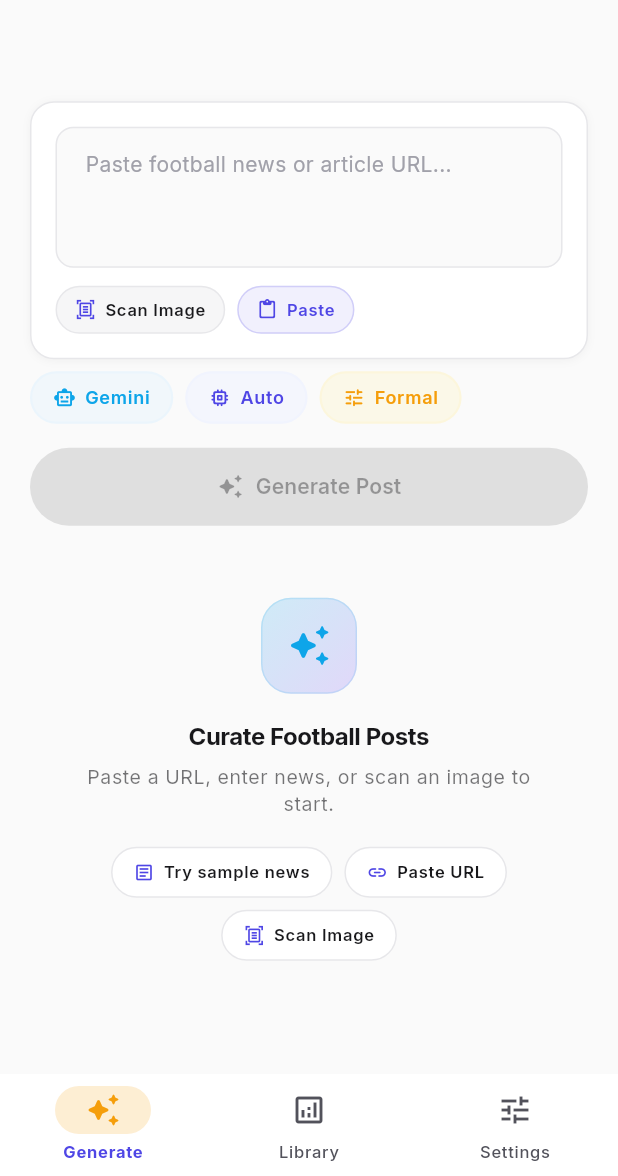
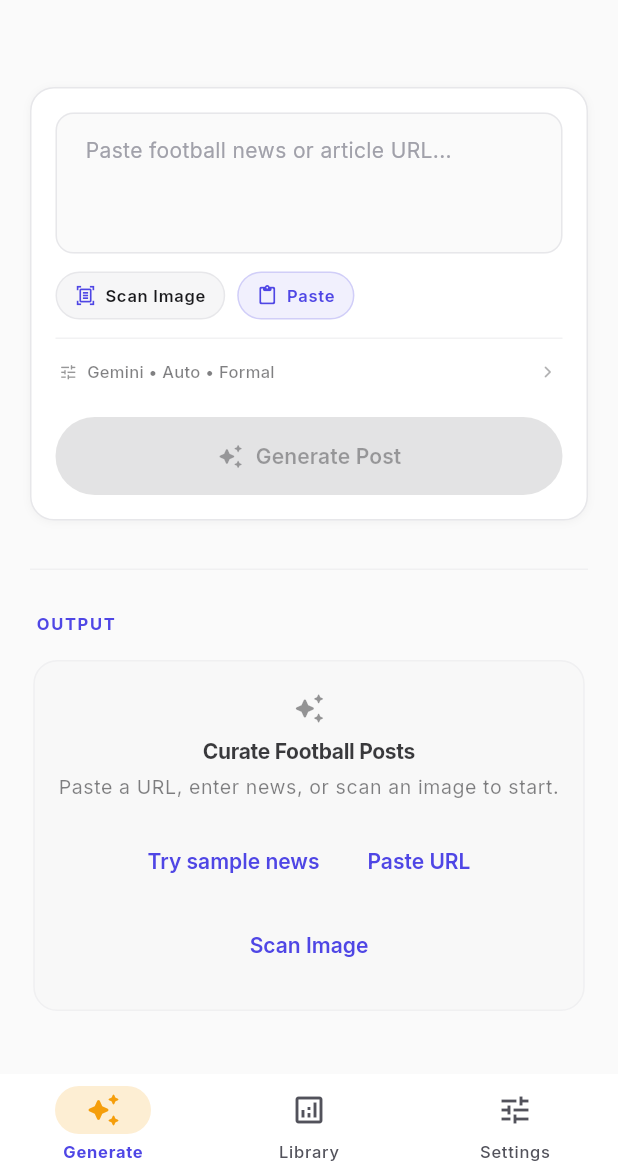
Before and after one commit to NaimNajmios/oreamnosv2, a Flutter app: the screen it shows after launch, on a phone screen of 412 x 824 dp, the part 60-1236 px from its top. Run offline on Flutter 3.47's test engine with Material 3 defaults, Android fonts, the phone set to English and light mode, and no system bars; drawn by our look-alikes of dynamic_color; our stand-ins replace equatable, flutter_local_notifications, flutter_markdown, flutter_secure_storage, go_router, google_fonts and 3 more; missing offline and left inert: gal, google_mlkit_text_recognition, quick_settings, receive_sharing_intent; statements that could not run were skipped.

Commit message:
feat: Refactor GenerateScreen layout and enhance input handling with new capture card and recent inputs section

```diff
--- a/lib/ui/features/generate/views/generate_screen.dart
+++ b/lib/ui/features/generate/views/generate_screen.dart
@@ -4,7 +4,6 @@ import 'package:provider/provider.dart';
 import 'package:go_router/go_router.dart';
 
 import 'package:oreamnos/config/routes/app_router.dart';
-import 'package:oreamnos/config/theme/app_colors.dart';
 import 'package:oreamnos/config/theme/app_spacing.dart';
 import 'package:oreamnos/data/services/web_scraper_service.dart';
 import 'package:oreamnos/ui/core/utils/haptics.dart';
@@ -16,6 +15,7 @@ import 'package:oreamnos/ui/core/widgets/app_input.dart';
 import 'package:oreamnos/ui/core/widgets/error_state.dart';
 import 'package:oreamnos/ui/core/widgets/ocr_extraction_sheet.dart';
 import 'package:oreamnos/ui/core/widgets/refinement_pill.dart';
+import 'package:oreamnos/ui/core/widgets/section_header.dart';
 import 'package:oreamnos/ui/core/widgets/skeleton_loader.dart';
 import 'package:oreamnos/ui/core/widgets/swipeable_output_card.dart';
 import 'package:oreamnos/ui/core/widgets/typewriter_markdown.dart';
@@ -82,18 +82,8 @@ class _GenerateScreenState extends State<GenerateScreen> {
     final isGenerating = viewModel.state == GenerateState.generating;
     final isSuccess = viewModel.state == GenerateState.success && viewModel.formattedContent != null;
 
-    final settings = context.watch<SettingsViewModel>();
-    final isDark = Theme.of(context).brightness == Brightness.dark;
     final validationMsg = viewModel.validationMessage ?? viewModel.errorMessage;
     final needsConfig = validationMsg != null && (validationMsg.toLowerCase().contains('api key') || validationMsg.toLowerCase().contains('model'));
-    // Config strip values
-    final providerLabel = settings.selectedProvider.displayName;
-    final modelLabel = settings.selectedModel ?? 'Auto';
-    final toneLabel = settings.toneMode[0].toUpperCase() + settings.toneMode.substring(1);
-    final teal = isDark ? AppColors.darkTeal : AppColors.lightTeal;
-    final tealSoft = isDark ? AppColors.darkTealSoft : AppColors.lightTealSoft;
-    final amber = isDark ? AppColors.darkAmber : AppColors.lightAmber;
-    final amberSoft = isDark ? AppColors.darkAmberSoft : AppColors.lightAmberSoft;
 
     return Scaffold(
       appBar: AppBar(
@@ -159,86 +149,19 @@ class _GenerateScreenState extends State<GenerateScreen> {
                         ],
                       ),
                     ),
-                  // Top Input Card
-                  _buildInputCard(context, viewModel, isUrl, hasContent, isGenerating),
+                  // Capture Section — single card (input + config footer + CTA + recent ExpansionTile)
+                  _buildCaptureCard(context, viewModel, isUrl, hasContent, isGenerating),
+                  const SizedBox(height: AppSpacing.xxl),
+                  Divider(thickness: 1, height: 1, color: theme.colorScheme.outlineVariant.withValues(alpha: 0.55)),
+                  const SizedBox(height: AppSpacing.base),
+                  const SectionHeader(title: 'Output'),
                   const SizedBox(height: AppSpacing.sm),
-                  // Config strip — trust & quick switch
-                  SingleChildScrollView(
-                    scrollDirection: Axis.horizontal,
-                    child: Row(
-                      children: [
-                        AppChip(
-                          label: providerLabel,
-                          icon: Icons.smart_toy_outlined,
-                          selected: true,
-                          selectedColor: tealSoft.withValues(alpha: 0.35),
-                          selectedTextColor: teal,
-                          onTap: () => context.push(RoutePaths.settings),
+                  AnimatedSwitcher(
+                    duration: const Duration(milliseconds: 220),
+                    switchInCurve: Curves.easeOutCubic,
+                    switchOutCurve: Curves.easeInCubic,
+                    child: _buildResultArea(context, theme, viewModel, isSuccess),
                   ),
-                        const SizedBox(width: AppSpacing.sm),
-                        AppChip(
-                          label: modelLabel,
-                          icon: Icons.memory_rounded,
-                          selected: true,
-                          selectedColor: theme.colorScheme.primaryContainer.withValues(alpha: 0.5),
-                          selectedTextColor: theme.colorScheme.primary,
-                          onTap: () => context.push(RoutePaths.settings),
-                        ),
-                        const SizedBox(width: AppSpacing.sm),
-                        AppChip(
-                          label: toneLabel,
-                          icon: Icons.tune_rounded,
-                          selected: true,
-                          selectedColor: amberSoft.withValues(alpha: 0.35),
-                          selectedTextColor: amber,
-                          onTap: () => context.push(RoutePaths.settings),
-                        ),
-                      ],
-                    ),
-                  ),
-                  const SizedBox(height: AppSpacing.base),
-
-                  // Primary CTA Button
-                  AppButton(
-                    label: isGenerating
-                        ? (viewModel.generatingStep == GeneratingStep.scraping ? 'Extracting URL...' : 'Curating Post...')
-                        : 'Generate Post',
-                    icon: Icons.auto_awesome_rounded,
-                    isLoading: isGenerating,
-                    onPressed: (!hasContent || isGenerating)
-                        ? null
-                        : () {
-                            FocusScope.of(context).unfocus();
-                            viewModel.generatePost(_controller.text);
-                          },
-                  ),
-                  if (viewModel.recentInputs.isNotEmpty && !isGenerating && !isSuccess) ...[
-                    const SizedBox(height: AppSpacing.md),
-                    Text('Recent', style: theme.textTheme.labelSmall?.copyWith(color: theme.colorScheme.onSurface.withValues(alpha: 0.5), letterSpacing: 0.8)),
-                    const SizedBox(height: AppSpacing.sm),
-                    SingleChildScrollView(
-                      scrollDirection: Axis.horizontal,
-                      child: Row(
-                        children: viewModel.recentInputs.map((r) {
-                          final truncated = r.length > 32 ? '${r.substring(0, 32)}…' : r;
-                          return Padding(
-                            padding: const EdgeInsets.only(right: AppSpacing.sm),
-                            child: AppChip(
-                              label: truncated,
-                              onTap: () {
-                                _controller.text = r;
-                                setState(() {});
-                              },
-                            ),
-                          );
-                        }).toList(),
-                      ),
-                    ),
-                  ],
-                  const SizedBox(height: AppSpacing.xl),
-
-                  // Result State Area
-                  _buildResultArea(context, theme, viewModel, isSuccess),
                 ],
               ),
             ),
@@ -248,7 +171,7 @@ class _GenerateScreenState extends State<GenerateScreen> {
     );
   }
 
-  Widget _buildInputCard(
+  Widget _buildCaptureCard(
     BuildContext context,
     GenerateViewModel viewModel,
     bool isUrl,
@@ -256,10 +179,13 @@ class _GenerateScreenState extends State<GenerateScreen> {
     bool isGenerating,
   ) {
     final theme = Theme.of(context);
+    final settings = context.watch<SettingsViewModel>();
+    final providerLabel = settings.selectedProvider.displayName;
+    final modelLabel = settings.selectedModel ?? 'Auto';
+    final toneLabel = settings.toneMode[0].toUpperCase() + settings.toneMode.substring(1);
     final charCount = _controller.text.length;
-    final wordCount = _controller.text.trim().isEmpty
-        ? 0
-        : _controller.text.trim().split(RegExp(r'\s+')).length;
+    final wordCount = _controller.text.trim().isEmpty ? 0 : _controller.text.trim().split(RegExp(r'\s+')).length;
+    final isSuccess = viewModel.state == GenerateState.success && viewModel.formattedContent != null;
 
     return AppCard(
       padding: const EdgeInsets.all(AppSpacing.base),
@@ -324,11 +250,9 @@ class _GenerateScreenState extends State<GenerateScreen> {
           Row(
             mainAxisAlignment: MainAxisAlignment.spaceBetween,
             children: [
-              // Action pills — labeled for discoverability
               Wrap(
                 spacing: AppSpacing.sm,
                 children: [
-                  // Scan Image pill
                   InkWell(
                     onTap: isGenerating
                         ? null
@@ -387,14 +311,11 @@ class _GenerateScreenState extends State<GenerateScreen> {
                   ),
                 ],
               ),
-              // Character / Word count with limit warning
               if (hasContent)
                 Container(
                   padding: const EdgeInsets.symmetric(horizontal: 8, vertical: 4),
                   decoration: BoxDecoration(
-                    color: charCount > 8000
-                        ? theme.colorScheme.error.withValues(alpha: 0.08)
-                        : Colors.transparent,
+                    color: charCount > 8000 ? theme.colorScheme.error.withValues(alpha: 0.08) : Colors.transparent,
                     borderRadius: AppSpacing.borderRadiusXs,
                   ),
                   child: Text(
@@ -407,6 +328,88 @@ class _GenerateScreenState extends State<GenerateScreen> {
                 ),
             ],
           ),
+          const SizedBox(height: AppSpacing.md),
+          Divider(thickness: 1, height: 1, color: theme.colorScheme.outlineVariant.withValues(alpha: 0.55)),
+          const SizedBox(height: AppSpacing.sm),
+          // Config footer — muted text, no scroll, no clipping
+          InkWell(
+            onTap: () {
+              Haptics.lightImpact();
+              context.push(RoutePaths.settings);
+            },
+            borderRadius: AppSpacing.borderRadiusSm,
+            child: Padding(
+              padding: const EdgeInsets.symmetric(vertical: 6, horizontal: 2),
+              child: Row(
+                children: [
+                  Icon(Icons.tune_rounded, size: 13, color: theme.colorScheme.onSurface.withValues(alpha: 0.45)),
+                  const SizedBox(width: 6),
+                  Expanded(
+                    child: Text(
+                      '$providerLabel • $modelLabel • $toneLabel',
+                      maxLines: 1,
+                      overflow: TextOverflow.ellipsis,
+                      style: theme.textTheme.labelSmall?.copyWith(
+                        color: theme.colorScheme.onSurface.withValues(alpha: 0.55),
+                        fontWeight: FontWeight.w500,
+                        letterSpacing: 0.2,
+                      ),
+                    ),
+                  ),
+                  const SizedBox(width: 8),
+                  Icon(Icons.chevron_right_rounded, size: 16, color: theme.colorScheme.onSurface.withValues(alpha: 0.35)),
+                ],
+              ),
+            ),
+          ),
+          const SizedBox(height: AppSpacing.base),
+          AppButton(
+            label: isGenerating
+                ? (viewModel.generatingStep == GeneratingStep.scraping ? 'Extracting URL...' : 'Curating Post...')
+                : 'Generate Post',
+            icon: Icons.auto_awesome_rounded,
+            isLoading: isGenerating,
+            onPressed: (!hasContent || isGenerating)
+                ? null
+                : () {
+                    FocusScope.of(context).unfocus();
+                    viewModel.generatePost(_controller.text);
+                  },
+          ),
+          if (viewModel.recentInputs.isNotEmpty && !isGenerating && !isSuccess) ...[
+            const SizedBox(height: AppSpacing.md),
+            Divider(thickness: 1, height: 1, color: theme.colorScheme.outlineVariant.withValues(alpha: 0.35)),
+            Theme(
+              data: Theme.of(context).copyWith(dividerColor: Colors.transparent),
+              child: ExpansionTile(
+                tilePadding: EdgeInsets.zero,
+                childrenPadding: const EdgeInsets.only(top: AppSpacing.sm, bottom: AppSpacing.xs),
+                dense: true,
+                initiallyExpanded: false,
+                title: Text('Recent', style: theme.textTheme.labelSmall?.copyWith(color: theme.colorScheme.onSurface.withValues(alpha: 0.55), letterSpacing: 0.8, fontWeight: FontWeight.w700)),
+                trailing: Icon(Icons.expand_more_rounded, size: 18, color: theme.colorScheme.onSurface.withValues(alpha: 0.45)),
+                children: [
+                  Align(
+                    alignment: Alignment.centerLeft,
+                    child: Wrap(
+                      spacing: AppSpacing.sm,
+                      runSpacing: AppSpacing.sm,
+                      children: viewModel.recentInputs.map((r) {
+                        final truncated = r.length > 32 ? '${r.substring(0, 32)}…' : r;
+                        return AppChip(
+                          label: truncated,
+                          onTap: () {
+                            _controller.text = r;
+                            setState(() {});
+                          },
+                        );
+                      }).toList(),
+                    ),
+                  ),
+                ],
+              ),
+            ),
+          ],
         ],
       ),
     );
@@ -421,11 +424,12 @@ class _GenerateScreenState extends State<GenerateScreen> {
     if (viewModel.state == GenerateState.generating) {
       final isScraping = viewModel.generatingStep == GeneratingStep.scraping;
       return AppCard(
-        padding: const EdgeInsets.all(AppSpacing.xl),
+        key: const ValueKey('generating'),
+        padding: const EdgeInsets.all(AppSpacing.base),
         child: Column(
           children: [
             SkeletonLoader.outputCard(context),
-            const SizedBox(height: AppSpacing.lg),
+            const SizedBox(height: AppSpacing.base),
             Row(
               mainAxisAlignment: MainAxisAlignment.center,
               children: [
@@ -446,20 +450,14 @@ class _GenerateScreenState extends State<GenerateScreen> {
                 ),
               ],
             ),
-            const SizedBox(height: AppSpacing.md),
+            const SizedBox(height: AppSpacing.sm),
             Row(
               mainAxisAlignment: MainAxisAlignment.center,
               children: [
-                Container(
-                    width: 8,
-                    height: 8,
-                    decoration: BoxDecoration(color: isScraping ? theme.colorScheme.primary : theme.colorScheme.outline, shape: BoxShape.circle)),
-                const SizedBox(width: 6),
-                Container(
-                    width: 8,
-                    height: 8,
-                    decoration: BoxDecoration(color: !isScraping ? theme.colorScheme.primary : theme.colorScheme.outline, shape: BoxShape.circle)),
-                const SizedBox(width: 6),
+                Container(width: 8, height: 8, decoration: BoxDecoration(color: isScraping ? theme.colorScheme.primary : theme.colorScheme.outline, shape: BoxShape.circle)),
+                const SizedBox(width: AppSpacing.sm),
+                Container(width: 8, height: 8, decoration: BoxDecoration(color: !isScraping ? theme.colorScheme.primary : theme.colorScheme.outline, shape: BoxShape.circle)),
+                const SizedBox(width: AppSpacing.sm),
                 Container(width: 8, height: 8, decoration: BoxDecoration(color: theme.colorScheme.outline.withValues(alpha: 0.5), shape: BoxShape.circle)),
               ],
             ),
@@ -476,6 +474,7 @@ class _GenerateScreenState extends State<GenerateScreen> {
 
     if (viewModel.state == GenerateState.error) {
       return ErrorState(
+        key: const ValueKey('error'),
         message: viewModel.errorMessage ?? 'An unexpected error occurred.',
         onRetry: () => viewModel.generatePost(_controller.text),
       );
@@ -483,6 +482,7 @@ class _GenerateScreenState extends State<GenerateScreen> {
 
     if (viewModel.state == GenerateState.rateLimited) {
       return ErrorState(
+        key: const ValueKey('rateLimited'),
         title: 'Rate Limit Reached',
         message: viewModel.errorMessage ?? 'Provider quota limit reached.',
         icon: Icons.hourglass_empty_rounded,
@@ -501,6 +501,7 @@ class _GenerateScreenState extends State<GenerateScreen> {
 
     if (isSuccess) {
       return Column(
+        key: const ValueKey('success'),
         crossAxisAlignment: CrossAxisAlignment.stretch,
         children: [
           SwipeableOutputCard(
@@ -508,7 +509,6 @@ class _GenerateScreenState extends State<GenerateScreen> {
             child: Column(
               crossAxisAlignment: CrossAxisAlignment.stretch,
               children: [
-                // Header action row
                 Row(
                   mainAxisAlignment: MainAxisAlignment.spaceBetween,
                   children: [
@@ -532,7 +532,7 @@ class _GenerateScreenState extends State<GenerateScreen> {
                                 extra: {
                                   'generatedText': viewModel.formattedContent ?? '',
                                   'provider': settings.selectedProvider,
-                                  'apiKey': '', // resolved inside CardGeneratorScreen via secure storage
+                                  'apiKey': '',
                                   'modelId': settings.selectedModel!,
                                 },
                               );
@@ -555,8 +555,6 @@ class _GenerateScreenState extends State<GenerateScreen> {
                   ],
                 ),
                 const Divider(height: AppSpacing.base),
-
-                // Display toggles
                 SingleChildScrollView(
                   scrollDirection: Axis.horizontal,
                   child: Row(
@@ -585,8 +583,6 @@ class _GenerateScreenState extends State<GenerateScreen> {
                   ),
                 ),
                 const SizedBox(height: AppSpacing.base),
-
-                // Output post body
                 TypewriterMarkdown(
                   data: viewModel.formattedContent ?? '',
                 ),
@@ -594,8 +590,6 @@ class _GenerateScreenState extends State<GenerateScreen> {
             ),
           ),
           const SizedBox(height: AppSpacing.md),
-
-          // Refinement pills section
           if (viewModel.canUndo)
             Padding(
               padding: const EdgeInsets.only(bottom: AppSpacing.sm),
@@ -674,89 +668,69 @@ class _GenerateScreenState extends State<GenerateScreen> {
       );
     }
 
-    // Undo snackbar on refinement if available handled in success section via action
-    // Idle Hero View — editorial with example prompts
-    return Center(
-      child: Padding(
-        padding: const EdgeInsets.symmetric(vertical: AppSpacing.xl),
+    // Idle — flat typographic, no gradient card
+    return Container(
+      key: const ValueKey('idle'),
+      padding: const EdgeInsets.symmetric(vertical: AppSpacing.lg, horizontal: AppSpacing.base),
+      decoration: BoxDecoration(
+        color: theme.colorScheme.surfaceContainerHighest.withValues(alpha: 0.35),
+        borderRadius: AppSpacing.borderRadiusMd,
+        border: Border.all(color: theme.colorScheme.outline.withValues(alpha: 0.5)),
+      ),
       child: Column(
         mainAxisAlignment: MainAxisAlignment.center,
         children: [
-            Container(
-              width: 64,
-              height: 64,
-              decoration: BoxDecoration(
-                gradient: LinearGradient(
-                  colors: [
-                    (theme.brightness == Brightness.dark ? AppColors.darkTeal : AppColors.lightTeal).withValues(alpha: 0.18),
-                    (theme.brightness == Brightness.dark ? AppColors.darkViolet : AppColors.lightViolet).withValues(alpha: 0.22)
-                  ],
-                  begin: Alignment.topLeft,
-                  end: Alignment.bottomRight,
+          Icon(Icons.auto_awesome_rounded, size: 22, color: theme.colorScheme.onSurface.withValues(alpha: 0.45)),
+          const SizedBox(height: AppSpacing.sm),
+          Text(
+            'Curate Football Posts',
+            style: theme.textTheme.titleSmall?.copyWith(fontWeight: FontWeight.w700, color: theme.colorScheme.onSurface.withValues(alpha: 0.85), letterSpacing: -0.2),
           ),
-                borderRadius: AppSpacing.borderRadiusLg,
-                border: Border.all(
-                    color: (theme.brightness == Brightness.dark ? AppColors.darkTeal : AppColors.lightTeal).withValues(alpha: 0.14)),
-              ),
-              child: Icon(Icons.auto_awesome_rounded,
-                  size: 30,
-                  color: theme.brightness == Brightness.dark ? AppColors.darkTeal : AppColors.lightTeal),
+          const SizedBox(height: 4),
+          Text(
+            'Paste a URL, enter news, or scan an image to start.',
+            style: theme.textTheme.bodySmall?.copyWith(color: theme.colorScheme.onSurface.withValues(alpha: 0.55)),
+            textAlign: TextAlign.center,
           ),
           const SizedBox(height: AppSpacing.base),
-            Text(
-              'Curate Football Posts',
-              style: theme.textTheme.titleMedium?.copyWith(fontWeight: FontWeight.w700, color: theme.colorScheme.onSurface, letterSpacing: -0.3),
-            ),
-            const SizedBox(height: 6),
-            ConstrainedBox(
-              constraints: const BoxConstraints(maxWidth: 300),
-              child: Text(
-                'Paste a URL, enter news, or scan an image to start.',
-                style: theme.textTheme.bodySmall?.copyWith(color: theme.colorScheme.onSurface.withValues(alpha: 0.6)),
-                textAlign: TextAlign.center,
-              ),
-            ),
-            const SizedBox(height: AppSpacing.lg),
           Wrap(
             spacing: AppSpacing.sm,
             runSpacing: AppSpacing.sm,
             alignment: WrapAlignment.center,
             children: [
-                _IdleExampleChip(
-                  label: 'Try sample news',
-                  icon: Icons.article_outlined,
-                  onTap: () {
+              TextButton(
+                onPressed: () {
+                  Haptics.lightImpact();
                   _controller.text = 'Harimau Malaya secure dramatic 2-1 victory over rivals in Bukit Jalil with late winner from Faisal Halim.';
                   setState(() {});
                 },
+                child: const Text('Try sample news'),
               ),
-                _IdleExampleChip(
-                  label: 'Paste URL',
-                  icon: Icons.link_rounded,
-                  onTap: () async {
+              TextButton(
+                onPressed: () async {
                   final data = await Clipboard.getData(Clipboard.kTextPlain);
                   if (data?.text != null) {
                     _controller.text = data!.text!;
                     setState(() {});
                   }
                 },
+                child: const Text('Paste URL'),
               ),
-                _IdleExampleChip(
-                  label: 'Scan Image',
-                  icon: Icons.document_scanner_outlined,
-                  onTap: () {
+              TextButton(
+                onPressed: () {
                   OcrExtractionSheet.show(context, onSourceSelected: (s) => viewModel.extractTextFromImage(s));
                 },
+                child: const Text('Scan Image'),
               ),
             ],
           ),
         ],
       ),
-      ),
     );
   }
 }
 
+// ignore: unused_element
 class _IdleExampleChip extends StatelessWidget {
   const _IdleExampleChip({required this.label, required this.icon, required this.onTap});
   final String label;
```
Lines whose indentation alone changed are shown as unchanged.
